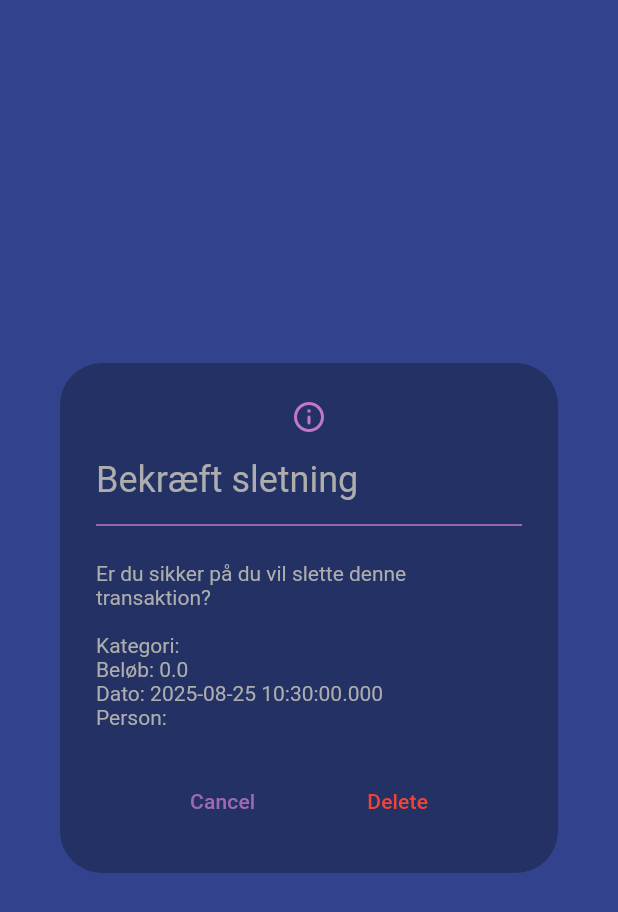
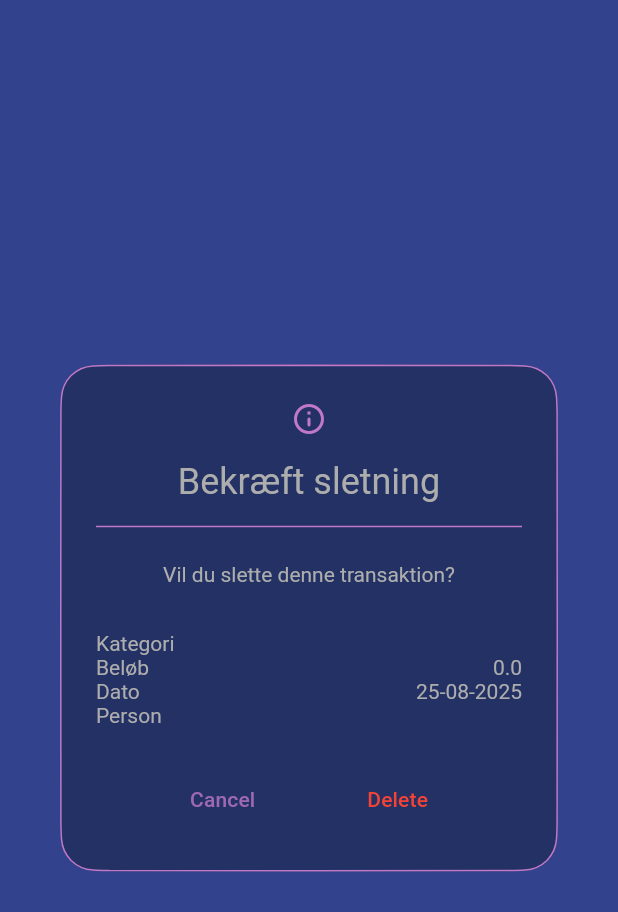
Before and after one commit to Bimmerlynge/Expense-Tracker, a Flutter app: the DeleteTransactionDialog widget shown alone on an empty page, opened directly with empty values, on a phone screen of 412 x 824 dp. Shown: the top 912 px of the screen. Run offline on Flutter 3.47's test engine with Material 3 defaults, Android fonts, the phone set to English and light mode, and no system bars; our stand-ins replace cloud_firestore, dio, equatable, firebase_auth, firebase_core, fl_chart and 3 more; missing offline and left inert: date_picker_plus; accounts and stored records are empty; network calls fail.

Commit message:
Adding dialog theme styling

```diff
--- a/lib/app/config/theme/app_theme.dart
+++ b/lib/app/config/theme/app_theme.dart
@@ -38,11 +38,17 @@ class AppTheme {
     primaryTextTheme: TTextTheme.mainTheme,
     snackBarTheme: SnackBarThemeData(),
     dialogTheme: DialogThemeData(
-        backgroundColor: AppColors.primary,
-        titleTextStyle: TTextTheme.mainTheme.titleLarge,
-        contentTextStyle: TTextTheme.mainTheme.bodySmall,
-        alignment: Alignment.centerLeft,
-        iconColor: AppColors.onPrimary,
+      shape: RoundedSuperellipseBorder(
+          borderRadius: BorderRadius.all(Radius.circular(24)),
+          side: BorderSide(
+              color: AppColors.onPrimary
+          )
+      ),
+      backgroundColor: AppColors.primary,
+      titleTextStyle: TTextTheme.mainTheme.titleLarge,
+      contentTextStyle: TTextTheme.mainTheme.bodySmall,
+      alignment: Alignment.centerLeft,
+      iconColor: AppColors.onPrimary,
     ),
     inputDecorationTheme: InputDecorationTheme(
         border: InputBorder.none,
--- a/lib/features/transactions/components/delete_transaction_dialog.dart
+++ b/lib/features/transactions/components/delete_transaction_dialog.dart
@@ -1,6 +1,7 @@
 import 'package:expense_tracker/app/config/theme/app_colors.dart';
 import 'package:expense_tracker/domain/transaction.dart';
 import 'package:flutter/material.dart';
+import 'package:intl/intl.dart';
 
 class DeleteTransactionDialog extends StatelessWidget {
   final Transaction transaction;
@@ -9,10 +10,19 @@ class DeleteTransactionDialog extends StatelessWidget {
 
   @override
   Widget build(BuildContext context) {
+    Row createRow(String title, String value) {
+      return Row(
+        mainAxisAlignment: MainAxisAlignment.spaceBetween,
+        children: [
+          Text(title),
+          Text(value)
+        ],
+      );
+    }
+
     return AlertDialog(
       icon: const Icon(Icons.info_outline_rounded),
       title: Column(
-        crossAxisAlignment: CrossAxisAlignment.start,
         mainAxisSize: MainAxisSize.min,
         children: [
           const Text('Bekræft sletning'),
@@ -20,17 +30,25 @@ class DeleteTransactionDialog extends StatelessWidget {
           Divider(thickness: 1, color: AppColors.onPrimary),
         ],
       ),
-      content: Column(
-        mainAxisSize: MainAxisSize.min,
-        crossAxisAlignment: CrossAxisAlignment.start,
-        children: [
-          const Text('Er du sikker på du vil slette denne transaktion?'),
-          const SizedBox(height: 16),
-          Text('Kategori: ${transaction.category.name}'),
-          Text('Beløb: ${transaction.amount}'),
-          Text('Dato: ${transaction.transactionTime}'),
-          Text('Person: ${transaction.user.name}'),
-        ],
+      content: SizedBox(
+          width: MediaQuery.of(context).size.width * 0.7,
+          child: Column(
+            mainAxisSize: MainAxisSize.min,
+            crossAxisAlignment: CrossAxisAlignment.center,
+            children: [
+              const Text('Vil du slette denne transaktion?', textAlign: TextAlign.center,),
+              const SizedBox(height: 30),
+              Column(
+                mainAxisSize: MainAxisSize.min,
+                children: [
+                  createRow('Kategori', transaction.category.name),
+                  createRow('Beløb', transaction.amount.toString()),
+                  createRow('Dato', DateFormat('dd-MM-yyyy').format(transaction.transactionTime!)),
+                  createRow('Person', transaction.user.name)
+                ],
+              )
+            ],
+          )
       ),
       actions: [
         Row(
--- a/lib/features/transactions/view/transaction_list_view.dart
+++ b/lib/features/transactions/view/transaction_list_view.dart
@@ -83,7 +83,7 @@ class _TransactionListViewState extends ConsumerState<TransactionListView> {
   Future<bool> showDeleteConfirmationDialog(Transaction transaction) async {
     return await showDialog<bool>(
         context: context,
-        builder: (_) => DeleteTransactionDialog(transaction: transaction)
+        builder: (dialogContext) => DeleteTransactionDialog(transaction: transaction)
     ) ?? false;
   }
 }
```
Also changed, not shown: lib/core/bootstrap/version_resolver.dart (+24 -3 lines).
